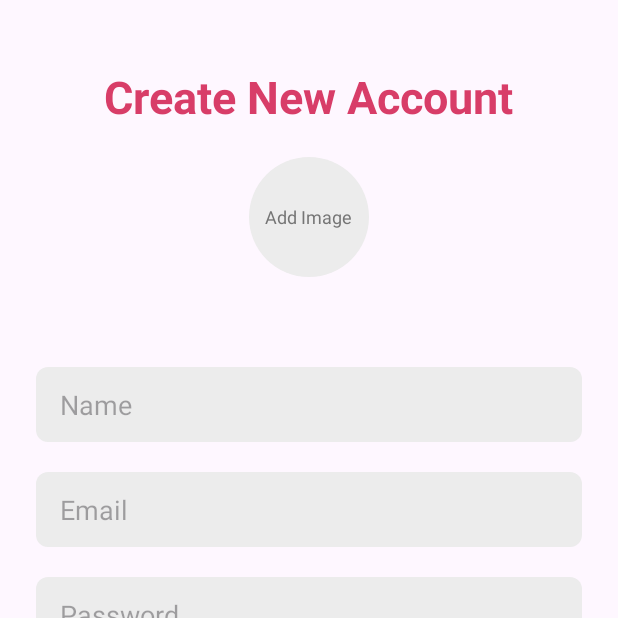
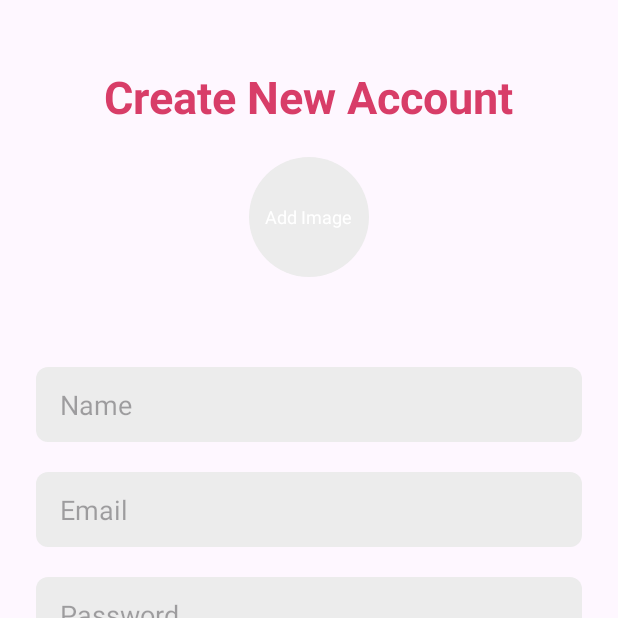
Before and after one commit to IsaacFerry/SignInSignOut-CS460, an Android app: the SignUpActivity screen opened directly, with no data from a screen before it, on a phone screen of 412 x 824 dp, the top half of it. Run offline under Robolectric (Android 15) with nearby library versions, the phone set to English and light mode, and no system bars; our stand-ins replace Firebase (no records; nobody signed in at launch, a user with empty details on screens opened directly); plain views replace RoundedImageView.

Commit message:
Made a few small changes

```diff
--- a/app/src/main/java/com/example/signinsignoutcs460/activities/ChatActivity.java
+++ b/app/src/main/java/com/example/signinsignoutcs460/activities/ChatActivity.java
@@ -119,6 +119,7 @@ public class ChatActivity extends AppCompatActivity {
 
                 }
             }
+
             Collections.sort(chatMessages, (obj1, obj2) -> obj1.dateObject.compareTo(obj2.dateObject));
             if(count == 0 ){
                 chatAdapter.notifyDataSetChanged();
--- a/app/src/main/res/drawable/background_received_message.xml
+++ b/app/src/main/res/drawable/background_received_message.xml
@@ -2,7 +2,7 @@
 
 <shape xmlns:android="http://schemas.android.com/apk/res/android"
     android:shape="rectangle">
-    <solid android:color="@color/primary"/>
+    <solid android:color="#434343"/>
     <corners android:bottomRightRadius="24dp"
         android:topLeftRadius="24dp"
         android:topRightRadius="24dp"/>
--- a/app/src/main/res/drawable/background_sent_message.xml
+++ b/app/src/main/res/drawable/background_sent_message.xml
@@ -1,7 +1,7 @@
 <?xml version="1.0" encoding="utf-8"?>
 <shape xmlns:android="http://schemas.android.com/apk/res/android"
     android:shape="rectangle">
-    <solid android:color="@color/primary"/>
+    <solid android:color="#30B300"/>
     <corners android:bottomLeftRadius="24dp"
         android:topLeftRadius="24dp"
         android:topRightRadius="24dp"/>
--- a/app/src/main/res/values/colors.xml
+++ b/app/src/main/res/values/colors.xml
@@ -6,7 +6,7 @@
 
     <color name="primary">#FFD83D68</color>
     <color name="primary_text">#212121</color>
-    <color name="secondary_text">#757575</color>
+    <color name="secondary_text">#FFFFFF</color>
     <color name="input_background">#ECECEC</color>
     <color name="icon_background">#20FFFFFF</color>
     <color name="error">#B00020</color>
```
